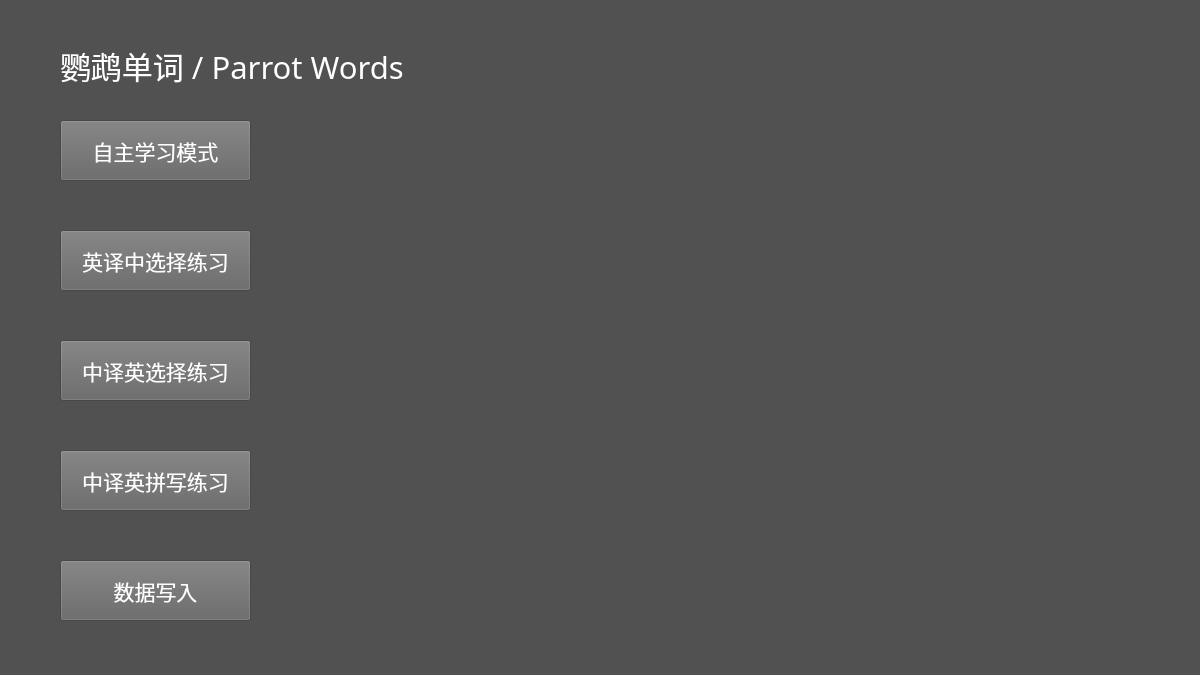
Old version of the form Menu.ui in the repository liyuxuan2003/ParrotWords.
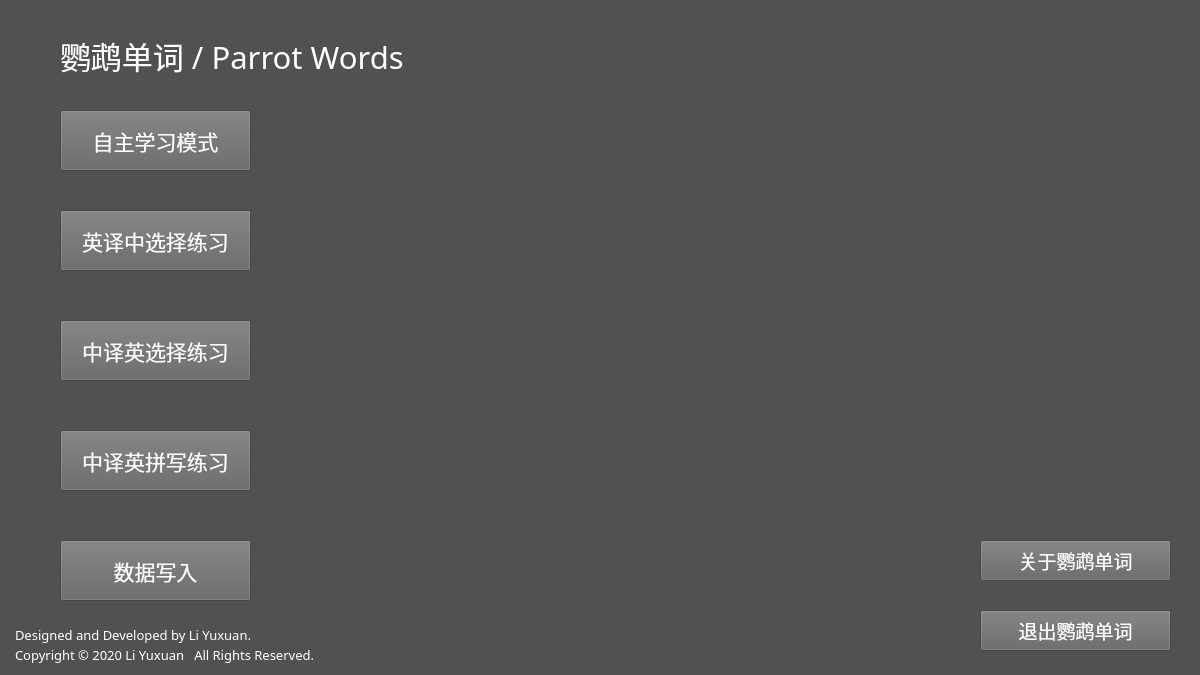
New version of the form. Icons and pictures are not drawn.

Diff of the .ui file:
```diff
--- a/Menu.ui
+++ b/Menu.ui
@@ -20,7 +20,7 @@
    <property name="geometry">
     <rect>
      <x>60</x>
-     <y>35</y>
+     <y>25</y>
      <width>471</width>
      <height>61</height>
     </rect>
@@ -42,7 +42,7 @@
    <property name="geometry">
     <rect>
      <x>60</x>
-     <y>560</y>
+     <y>540</y>
      <width>191</width>
      <height>61</height>
     </rect>
@@ -65,7 +65,7 @@
    <property name="geometry">
     <rect>
      <x>60</x>
-     <y>230</y>
+     <y>210</y>
      <width>191</width>
      <height>61</height>
     </rect>
@@ -88,7 +88,7 @@
    <property name="geometry">
     <rect>
      <x>60</x>
-     <y>340</y>
+     <y>320</y>
      <width>191</width>
      <height>61</height>
     </rect>
@@ -111,7 +111,7 @@
    <property name="geometry">
     <rect>
      <x>60</x>
-     <y>450</y>
+     <y>430</y>
      <width>191</width>
      <height>61</height>
     </rect>
@@ -134,7 +134,7 @@
    <property name="geometry">
     <rect>
      <x>60</x>
-     <y>120</y>
+     <y>110</y>
      <width>191</width>
      <height>61</height>
     </rect>
@@ -153,6 +153,112 @@
     <string>自主学习模式</string>
    </property>
   </widget>
+  <widget class="QPushButton" name="pushButtonAbout">
+   <property name="geometry">
+    <rect>
+     <x>980</x>
+     <y>540</y>
+     <width>191</width>
+     <height>41</height>
+    </rect>
+   </property>
+   <property name="font">
+    <font>
+     <family>等线</family>
+     <pointsize>14</pointsize>
+    </font>
+   </property>
+   <property name="styleSheet">
+    <string notr="true">background-color: rgb(100, 100, 100);
+color: rgb(255, 255, 255);</string>
+   </property>
+   <property name="text">
+    <string>关于鹦鹉单词</string>
+   </property>
+  </widget>
+  <widget class="QPushButton" name="pushButtonExit">
+   <property name="geometry">
+    <rect>
+     <x>980</x>
+     <y>610</y>
+     <width>191</width>
+     <height>41</height>
+    </rect>
+   </property>
+   <property name="font">
+    <font>
+     <family>等线</family>
+     <pointsize>14</pointsize>
+    </font>
+   </property>
+   <property name="styleSheet">
+    <string notr="true">background-color: rgb(100, 100, 100);
+color: rgb(255, 255, 255);</string>
+   </property>
+   <property name="text">
+    <string>退出鹦鹉单词</string>
+   </property>
+  </widget>
+  <widget class="QLabel" name="labelIcon">
+   <property name="geometry">
+    <rect>
+     <x>1050</x>
+     <y>0</y>
+     <width>150</width>
+     <height>150</height>
+    </rect>
+   </property>
+   <property name="styleSheet">
+    <string notr="true">image: url(:/PNG/Icon/ParrotWords.png);</string>
+   </property>
+   <property name="text">
+    <string/>
+   </property>
+  </widget>
+  <widget class="QLabel" name="labelExtraInfo1">
+   <property name="geometry">
+    <rect>
+     <x>15</x>
+     <y>625</y>
+     <width>401</width>
+     <height>20</height>
+    </rect>
+   </property>
+   <property name="font">
+    <font>
+     <family>等线</family>
+     <pointsize>10</pointsize>
+    </font>
+   </property>
+   <property name="styleSheet">
+    <string notr="true">color: rgb(255, 255, 255);</string>
+   </property>
+   <property name="text">
+    <string>Designed and Developed by Li Yuxuan.</string>
+   </property>
+  </widget>
+  <widget class="QLabel" name="labelExtraInfo2">
+   <property name="geometry">
+    <rect>
+     <x>15</x>
+     <y>645</y>
+     <width>401</width>
+     <height>20</height>
+    </rect>
+   </property>
+   <property name="font">
+    <font>
+     <family>等线</family>
+     <pointsize>10</pointsize>
+    </font>
+   </property>
+   <property name="styleSheet">
+    <string notr="true">color: rgb(255, 255, 255);</string>
+   </property>
+   <property name="text">
+    <string>Copyright © 2020 Li Yuxuan   All Rights Reserved.</string>
+   </property>
+  </widget>
  </widget>
  <resources/>
  <connections/>
```
